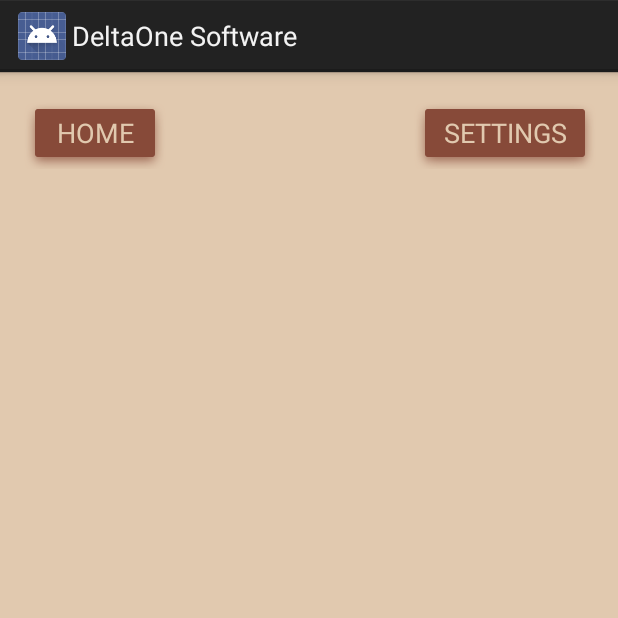
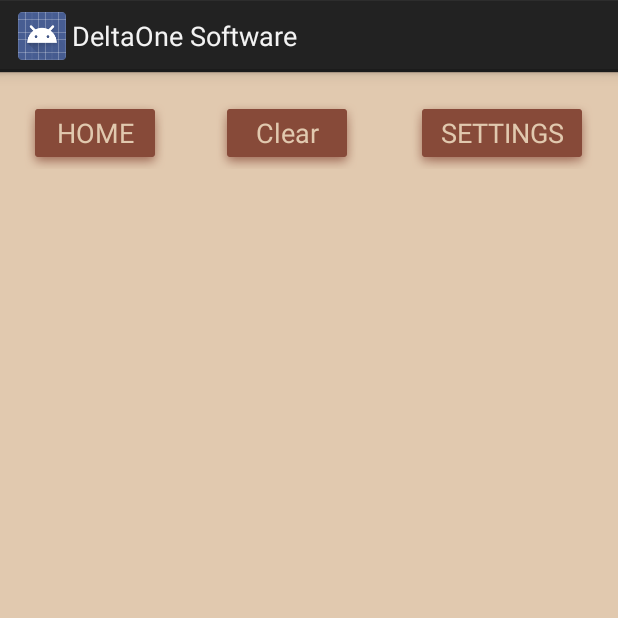
Before and after one commit to S0NGMIA/DeltaScan, an Android app: the HoneywellScanActivity screen opened directly, with no data from a screen before it, on a phone screen of 412 x 824 dp, the top half of it. Run offline under Robolectric (Android 15) with nearby library versions, the phone set to English and light mode, and no system bars; 3 statements that could not run were skipped.

Commit message:
added clear button, fixed sound, edited timer

```diff
--- a/app/src/main/java/com/honeywell/barcodeexample/HoneywellScanActivity.java
+++ b/app/src/main/java/com/honeywell/barcodeexample/HoneywellScanActivity.java
@@ -41,6 +41,8 @@ public class HoneywellScanActivity extends Activity implements BarcodeReader.Bar
     private TextView timer;
     private Button homeButton;
     private Button settingsButton;
+
+    private Button clearButton;
     private ArrayList<ArrayList<String>> scannedData;
     private ArrayList<String> scannedItems;
     private Timer myTimer;
@@ -51,6 +53,9 @@ public class HoneywellScanActivity extends Activity implements BarcodeReader.Bar
     private int currTime;
     private boolean isTimerOn;
     private boolean soundEnabled;
+    private MediaPlayer sonicDeathSound;
+    private MediaPlayer sonicSound;
+    private MediaPlayer sonicSound2; //same sound as sonicSound
     //endregion
 
     @Override
@@ -150,24 +155,27 @@ public class HoneywellScanActivity extends Activity implements BarcodeReader.Bar
                     list.add("Timestamp: " + timeScanned);
                     for (ArrayList<String> l : scannedData) {
                         if (l.get(0).equals(list.get(0))) {
-                            if (soundEnabled) {
-                                MediaPlayer.create(getApplicationContext(), R.raw.sonic_death_sound).start();
+                            if (soundEnabled && !sonicDeathSound.isPlaying()) {
+                                sonicDeathSound.start();
                             }
                             return;
                         }
                     }
                     if (soundEnabled) {
-                        MediaPlayer.create(getApplicationContext(), R.raw.sonic_sound).start();
+                        if (!sonicSound.isPlaying()) {
+                            sonicSound.start();
+                        } else if (!sonicSound2.isPlaying()) {
+                            sonicSound2.start();
+                        }
                     }
-                    scannedData.add(list);
+                    scannedData.add(0, list);
                     scannedItems.add(0, "" + scannedData.size() + ".) " + event.getBarcodeData());
                     final ArrayAdapter<String> dataAdapter = new ArrayAdapter<String>(HoneywellScanActivity.this, android.R.layout.simple_list_item_1, scannedItems);
                     barcodeList.setAdapter(dataAdapter);
                     currCount = scannedItems.size();
                     setCounter();
-                }
-                else if (soundEnabled) {
-                    MediaPlayer.create(getApplicationContext(), R.raw.sonic_death_sound).start();
+                } else if (soundEnabled && !sonicDeathSound.isPlaying()) {
+                    sonicDeathSound.start();
                 }
             }
         });
@@ -327,7 +335,24 @@ public class HoneywellScanActivity extends Activity implements BarcodeReader.Bar
             }
         });
 
-
+        clearButton = (Button) findViewById(R.id.clear);
+        clearButton.setOnClickListener(new View.OnClickListener() {
+            @Override
+            public void onClick(View v) {
+                scannedItems.clear();
+                scannedData.clear();
+                currCount = 0;
+                isTimerOn = false;
+                if (myTimer != null) {
+                    myTimer.cancel();
+                }
+                currTime = 0;
+                timer.setText(R.string.time);
+                final ArrayAdapter<String> dataAdapter = new ArrayAdapter<String>(HoneywellScanActivity.this, android.R.layout.simple_list_item_1, scannedItems);
+                barcodeList.setAdapter(dataAdapter);
+                setCounter();
+            }
+        });
     }
 
     private void setCounter() {
@@ -342,12 +367,22 @@ public class HoneywellScanActivity extends Activity implements BarcodeReader.Bar
         String time = "";
         int sec = initalTime + ((int) (System.currentTimeMillis() / 1000)) - startTime;
         currTime = sec;
-        if (sec > 60) {
+        if (sec >= 60) {
             int min = sec / 60;
-            sec = sec % 60;
-            time += min + "min " + sec + "s";
+            sec %= 60;
+            min %= 60;
+            if (min < 10) {
+                time += "0" + min + ":";
+            } else {
+                time += min + ":";
+            }
         } else {
-            time += sec + "s";
+            time += "00:";
+        }
+        if (sec < 10) {
+            time += "0" + sec;
+        } else {
+            time += sec;
         }
         return time;
     }
@@ -388,15 +423,9 @@ public class HoneywellScanActivity extends Activity implements BarcodeReader.Bar
         counter = (TextView) findViewById(R.id.counter);
         timer = (TextView) findViewById(R.id.timer);
         barcodeList = (ListView) findViewById(R.id.listViewBarcodeData);
-    }
-
-    private void playSound(int type){
-        if(type==0){
-            MediaPlayer.create(getApplicationContext(), R.raw.sonic_death_sound).start();
-        }
-        else{
-            MediaPlayer.create(getApplicationContext(), R.raw.sonic_death_sound).start();
-        }
+        sonicSound = MediaPlayer.create(getApplicationContext(), R.raw.sonic_sound);
+        sonicSound2 = MediaPlayer.create(getApplicationContext(), R.raw.sonic_sound);
+        sonicDeathSound = MediaPlayer.create(getApplicationContext(), R.raw.sonic_death_sound);
     }
     //endregion
 }
--- a/app/src/main/res/layout/scan_screen.xml
+++ b/app/src/main/res/layout/scan_screen.xml
@@ -4,7 +4,7 @@
     xmlns:tools="http://schemas.android.com/tools"
     android:layout_width="match_parent"
     android:layout_height="match_parent"
-    android:background="@color/c1"
+    android:background="#E1C9AF"
     android:orientation="vertical">
 
     <androidx.constraintlayout.widget.ConstraintLayout
@@ -38,7 +38,22 @@
             android:textColor="@color/c1"
             app:layout_constraintBottom_toBottomOf="parent"
             app:layout_constraintEnd_toEndOf="parent"
-            app:layout_constraintHorizontal_bias="0.951"
+            app:layout_constraintHorizontal_bias="0.944"
+            app:layout_constraintStart_toStartOf="parent"
+            app:layout_constraintTop_toTopOf="parent"
+            app:layout_constraintVertical_bias="0.023" />
+
+        <Button
+            android:id="@+id/clear"
+            android:layout_width="wrap_content"
+            android:layout_height="wrap_content"
+            android:background="@android:drawable/dialog_holo_light_frame"
+            android:backgroundTint="@color/c2"
+            android:text="Clear"
+            android:textColor="@color/c1"
+            app:layout_constraintBottom_toBottomOf="parent"
+            app:layout_constraintEnd_toEndOf="parent"
+            app:layout_constraintHorizontal_bias="0.453"
             app:layout_constraintStart_toStartOf="parent"
             app:layout_constraintTop_toTopOf="parent"
             app:layout_constraintVertical_bias="0.023" />
@@ -46,54 +61,48 @@
         <ListView
             android:id="@+id/listViewBarcodeData"
             android:layout_width="match_parent"
-            android:layout_height="450dp"
+            android:layout_height="400dp"
             android:textSize="25sp"
             app:layout_constraintBottom_toBottomOf="parent"
             app:layout_constraintEnd_toEndOf="parent"
             app:layout_constraintHorizontal_bias="0.0"
             app:layout_constraintStart_toStartOf="parent"
-            app:layout_constraintTop_toBottomOf="@+id/settingsButton"
-            app:layout_constraintVertical_bias="0.124">
-        </ListView>
+            app:layout_constraintTop_toBottomOf="@+id/counter"
+            app:layout_constraintVertical_bias="0.031"></ListView>
 
         <TextView
             android:id="@+id/timer"
             android:layout_width="wrap_content"
             android:layout_height="wrap_content"
-            android:shadowColor="#59000000"
-            android:paddingLeft="5dp"
-            android:paddingRight="5dp"
             android:shadowDy="10"
             android:shadowRadius="10"
             android:text="@string/time"
             android:textColor="@color/c2"
             android:textSize="16sp"
             android:visibility="invisible"
-            app:layout_constraintBottom_toTopOf="@+id/counter"
+            app:layout_constraintBottom_toBottomOf="parent"
             app:layout_constraintEnd_toEndOf="parent"
-            app:layout_constraintHorizontal_bias="0.062"
-            app:layout_constraintStart_toEndOf="@+id/homeButton"
-            app:layout_constraintTop_toTopOf="parent"
-            app:layout_constraintVertical_bias="0.533" />
+            app:layout_constraintHorizontal_bias="0.079"
+            app:layout_constraintStart_toStartOf="parent"
+            app:layout_constraintTop_toBottomOf="@+id/homeButton"
+            app:layout_constraintVertical_bias="0.0" />
 
         <TextView
             android:id="@+id/counter"
             android:layout_width="wrap_content"
             android:layout_height="wrap_content"
-            android:paddingLeft="5dp"
-            android:paddingRight="5dp"
-            android:shadowColor="#59000000"
             android:shadowDy="10"
             android:shadowRadius="10"
             android:text="@string/count"
             android:textColor="@color/c2"
             android:textSize="16sp"
             android:visibility="invisible"
-            app:layout_constraintBottom_toTopOf="@+id/listViewBarcodeData"
+            app:layout_constraintBottom_toBottomOf="parent"
             app:layout_constraintEnd_toEndOf="parent"
-            app:layout_constraintHorizontal_bias="0.058"
-            app:layout_constraintStart_toEndOf="@+id/homeButton"
-            app:layout_constraintTop_toTopOf="parent"
-            app:layout_constraintVertical_bias="0.753" />
+            app:layout_constraintHorizontal_bias="0.078"
+            app:layout_constraintStart_toStartOf="parent"
+            app:layout_constraintTop_toBottomOf="@+id/timer"
+            app:layout_constraintVertical_bias="0.0" />
+
     </androidx.constraintlayout.widget.ConstraintLayout>
 </FrameLayout>
--- a/app/src/main/res/values/strings.xml
+++ b/app/src/main/res/values/strings.xml
@@ -33,7 +33,7 @@
     <string name="timer">TIMER</string>
     <string name="numScan"># TO SCAN</string>
     <string name="appTitle">Delta Scan</string>
-    <string name="time">TIME: 0s</string>
+    <string name="time">TIME: 00:00</string>
     <string name="count">COUNT: </string>
     <string name="enableCount">COUNTER </string>
 <!--Zebra-->
```
Also changed, not shown: app/src/main/java/com/honeywell/barcodeexample/ZebraScanActivity.java (+50 -17 lines), 179 other files.
